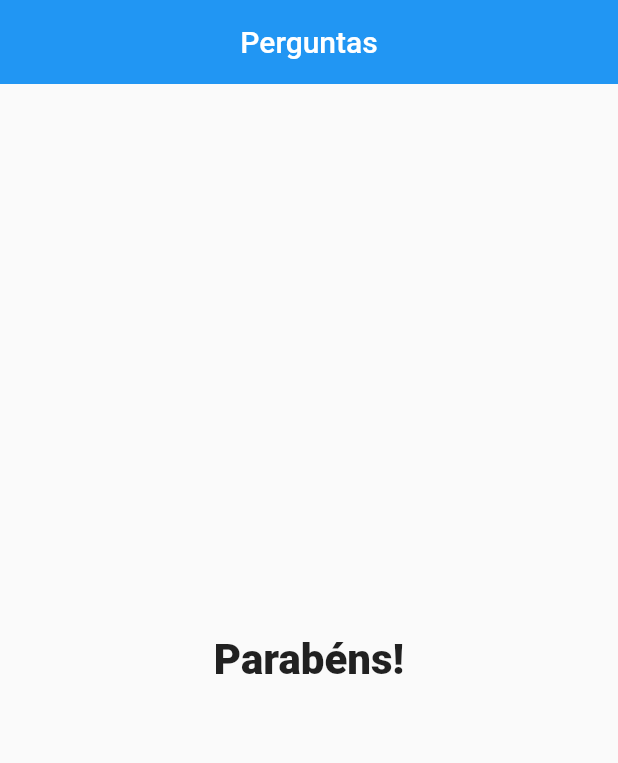
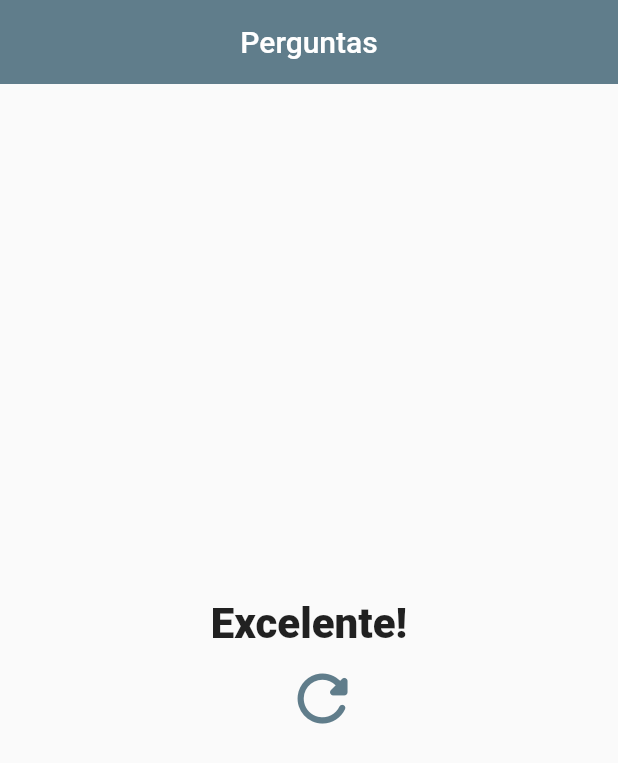
Before and after one commit to phesgot/perguntas, a Flutter app: the screen it shows after launch, after a tap on "Preto", after a tap on "Cobra", after a tap on "Panqueca", on a phone screen of 412 x 824 dp. Shown: the top 763 px of the screen. Run offline on Flutter 3.47's test engine with Material 2 defaults, Android fonts, the phone set to English and light mode, and no system bars.

Commit message:
Finalizado
Reinicialização do questionário,
Pontuação,
layout.

```diff
--- a/lib/main.dart
+++ b/lib/main.dart
@@ -13,28 +13,52 @@ class PerguntaApp extends StatefulWidget {
 
 class _PerguntaAppState extends State<PerguntaApp> {
   var _perguntaSelecionada = 0;
+  var _pontuacaoTotal = 0;
 
-  final List _perguntas = const [
+  final List<Map<String, Object>> _perguntas = const [
     {
       'texto': 'Qual a sua cor favorita?',
-      'resposta': ['Preto', 'Vermelho', 'Verde', 'Branco']
+      'resposta': [
+        {'texto': 'Preto', 'pontuacao': 10},
+        {'texto': 'Vermelho', 'pontuacao': 5},
+        {'texto': 'Verde', 'pontuacao': 3},
+        {'texto': 'Branco', 'pontuacao': 1},
+      ]
     },
     {
       'texto': 'Qual é o seu animal favorito?',
-      'resposta': ['Coelho', 'Cobra', 'Elefante', 'Leão']
+      'resposta': [
+        {'texto': 'Coelho', 'pontuacao': 10},
+        {'texto': 'Cobra', 'pontuacao': 5},
+        {'texto': 'Elefante', 'pontuacao': 3},
+        {'texto': 'Leão', 'pontuacao': 1},
+      ]
     },
     {
       'texto': 'Qual sua comida favorita?',
-      'resposta': ['Batata frita', 'Lasanha', 'Panqueca', 'Frango empanado']
+      'resposta': [
+        {'texto': 'Batata frita', 'pontuacao': 10},
+        {'texto': 'Lasanha', 'pontuacao': 5},
+        {'texto': 'Panqueca', 'pontuacao': 3},
+        {'texto': 'Frango empanado', 'pontuacao': 1},
+      ]
     }
   ];
 
-  void _reponder() {
+  void _reponder(int pontuacao) {
     if (temPerguntaSelecionada) {
       setState(() {
         _perguntaSelecionada++;
+        _pontuacaoTotal += pontuacao;
       });
     }
+  }
+
+  void _reiniciarQuestionario(){
+    setState(() {
+      _perguntaSelecionada = 0;
+      _pontuacaoTotal = 0;
+    });
   }
 
   bool get temPerguntaSelecionada {
@@ -50,14 +74,15 @@ class _PerguntaAppState extends State<PerguntaApp> {
           title: const Text("Perguntas"),
           centerTitle: true,
           elevation: 0,
+          backgroundColor: Colors.blueGrey,
         ),
         body: temPerguntaSelecionada
             ? Questionario(
                 perguntas: _perguntas,
                 perguntaSelecionada: _perguntaSelecionada,
-                responder: _reponder,
+                quandoResponder: _reponder,
               )
-            : const Resultado(),
+            : Resultado(pontuacao: _pontuacaoTotal, reinicializar: _reiniciarQuestionario,),
       ),
     );
   }
--- a/lib/questionario.dart
+++ b/lib/questionario.dart
@@ -7,12 +7,12 @@ class Questionario extends StatelessWidget {
       {Key? key,
       required this.perguntas,
       required this.perguntaSelecionada,
-      required this.responder})
+      required this.quandoResponder})
       : super(key: key);
 
-  final List perguntas;
+  final List<Map<String, Object>> perguntas;
   final int perguntaSelecionada;
-  final Function responder;
+  final void Function(int) quandoResponder;
 
   bool get temPerguntaSelecionada {
     return perguntaSelecionada < perguntas.length;
@@ -20,8 +20,9 @@ class Questionario extends StatelessWidget {
 
   @override
   Widget build(BuildContext context) {
-    List respostas = temPerguntaSelecionada
+    List<Map<String, Object>> respostas = temPerguntaSelecionada
         ? perguntas[perguntaSelecionada].cast()['resposta']
+            as List<Map<String, Object>>
         : [];
 
     return SingleChildScrollView(
@@ -29,9 +30,12 @@ class Questionario extends StatelessWidget {
       crossAxisAlignment: CrossAxisAlignment.stretch,
       children: [
         Questao(texto: perguntas[perguntaSelecionada]['texto'].toString()),
-        ...respostas
-            .map((texto) => Resposta(texto: texto, onPressed: responder))
-            .toList(),
+        ...respostas.map((resposta) {
+          return Resposta(
+              texto: resposta['texto'].toString(),
+              quandoSelecionado: () =>
+                  quandoResponder(int.parse(resposta['pontuacao'].toString())));
+        }).toList(),
       ],
     ));
   }
--- a/lib/resposta.dart
+++ b/lib/resposta.dart
@@ -3,11 +3,11 @@ import 'package:flutter/material.dart';
 class Resposta extends StatelessWidget {
   const Resposta({
     Key? key,
-    this.onPressed,
+    this.quandoSelecionado,
     required this.texto,
   }) : super(key: key);
 
-  final Function? onPressed;
+  final void Function()? quandoSelecionado;
   final String texto;
 
   @override
@@ -15,7 +15,10 @@ class Resposta extends StatelessWidget {
     return Padding(
       padding: const EdgeInsets.all(8.0),
       child: ElevatedButton(
-        onPressed: onPressed == null ? null : onPressed as void Function(),
+        style: ElevatedButton.styleFrom(
+          backgroundColor: Colors.blueGrey,
+        ),
+        onPressed: quandoSelecionado == null ? null : quandoSelecionado as void Function(),
         child: Text(texto),
       ),
     );
--- a/lib/resultado.dart
+++ b/lib/resultado.dart
@@ -1,16 +1,49 @@
 import 'package:flutter/material.dart';
 
 class Resultado extends StatelessWidget {
-  const Resultado({Key? key}) : super(key: key);
+  Resultado({
+    Key? key,
+    required this.pontuacao,
+    required this.reinicializar,
+  }) : super(key: key);
+
+  final int pontuacao;
+  final void Function() reinicializar;
+
+  String get fraseResultado {
+    if (pontuacao < 8) {
+      return 'Parabéns!';
+    } else if (pontuacao < 12) {
+      return 'Você é bom!';
+    } else if (pontuacao < 16) {
+      return 'Impressionante';
+    } else {
+      return 'Excelente!';
+    }
+  }
 
   @override
   Widget build(BuildContext context) {
-    return const Center(
-      child: Text("Parabéns!",
-        style: TextStyle(
-          fontWeight: FontWeight.w900,
-          fontSize: 28,
-        ),
+    return Center(
+      child: Column(
+        mainAxisAlignment: MainAxisAlignment.center,
+        children: [
+          Text(
+            fraseResultado,
+            style: const TextStyle(
+              fontWeight: FontWeight.w900,
+              fontSize: 28,
+            ),
+          ),
+          IconButton(
+            onPressed: reinicializar,
+            icon: const Icon(
+              Icons.refresh_rounded,
+              color: Colors.blueGrey,
+              size: 50,
+            ),
+          )
+        ],
       ),
     );
   }
```
